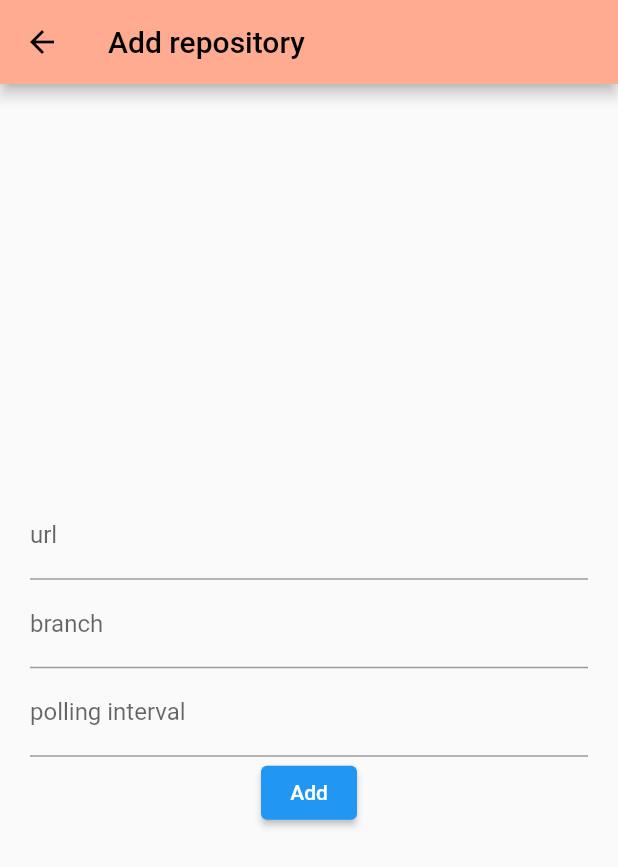
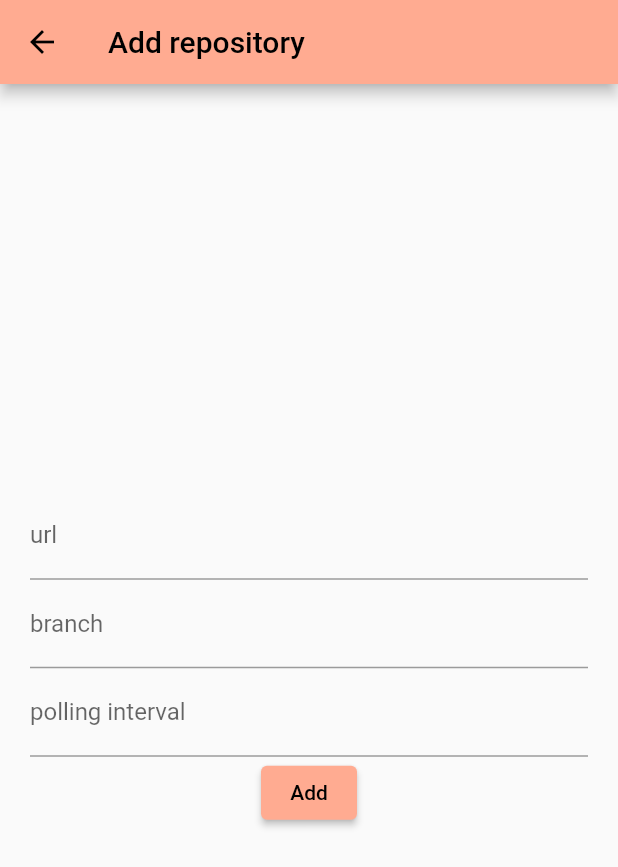
Before and after one commit to KirillMironov/ci-web, a Flutter app: the screen it shows after launch, after a tap on the "add" icon, on a phone screen of 412 x 824 dp. Shown: the top 867 px of the screen. Run offline on Flutter 3.47's test engine with Material 2 defaults, Android fonts, the phone set to English and light mode, and no system bars.

Commit message:
Primary color

```diff
--- a/lib/main.dart
+++ b/lib/main.dart
@@ -2,6 +2,7 @@ import 'package:ci_web/page/add_repository.dart';
 import 'package:ci_web/page/home.dart';
 import 'package:ci_web/port/repositories.dart';
 import 'package:ci_web/service/repositories.dart';
+import 'package:ci_web/widget/primary_color.dart';
 import 'package:flutter/material.dart';
 import 'package:flutter_web_plugins/flutter_web_plugins.dart';
 
@@ -12,7 +13,6 @@ void main() {
 
 class App extends StatelessWidget {
   final ThemeData theme = ThemeData();
-  final Color mainColor = const Color(0xFFFFAB91);
   final RepositoriesService service =
       Repositories('http://localhost:8080/api/v1');
 
@@ -26,10 +26,9 @@ class App extends StatelessWidget {
         '/add': (context) => AddRepository(service),
       },
       theme: theme.copyWith(
-        primaryColor: mainColor,
-        colorScheme: theme.colorScheme.copyWith(secondary: mainColor),
-        appBarTheme: theme.appBarTheme.copyWith(
-            backgroundColor: mainColor, foregroundColor: Colors.black),
+        colorScheme: ColorScheme.fromSwatch(
+          primarySwatch: primaryColor,
+        ),
       ),
       debugShowCheckedModeBanner: false,
     );
--- /dev/null
+++ b/lib/widget/primary_color.dart
@@ -0,0 +1,17 @@
+import 'package:flutter/material.dart';
+
+MaterialColor primaryColor = const MaterialColor(
+  0xFFFFAB91,
+  <int, Color>{
+    50: Color(0xFFFFAB91),
+    100: Color(0xFFFFAB91),
+    200: Color(0xFFFFAB91),
+    300: Color(0xFFFFAB91),
+    400: Color(0xFFFFAB91),
+    500: Color(0xFFFFAB91),
+    600: Color(0xFFFFAB91),
+    700: Color(0xFFFFAB91),
+    800: Color(0xFFFFAB91),
+    900: Color(0xFFFFAB91),
+  },
+);
```
